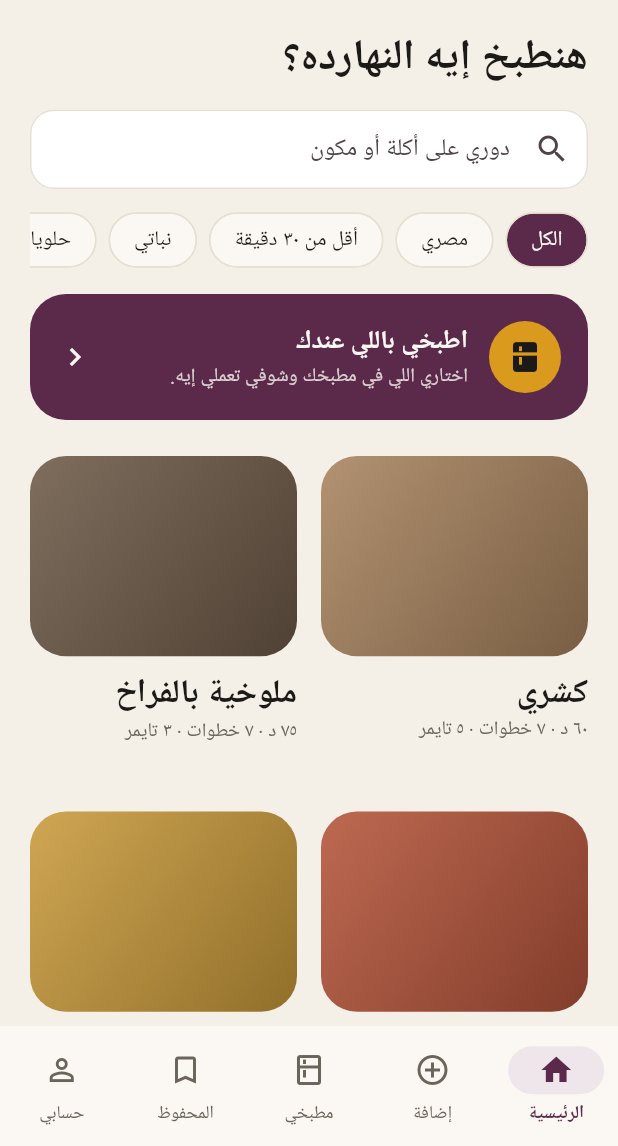
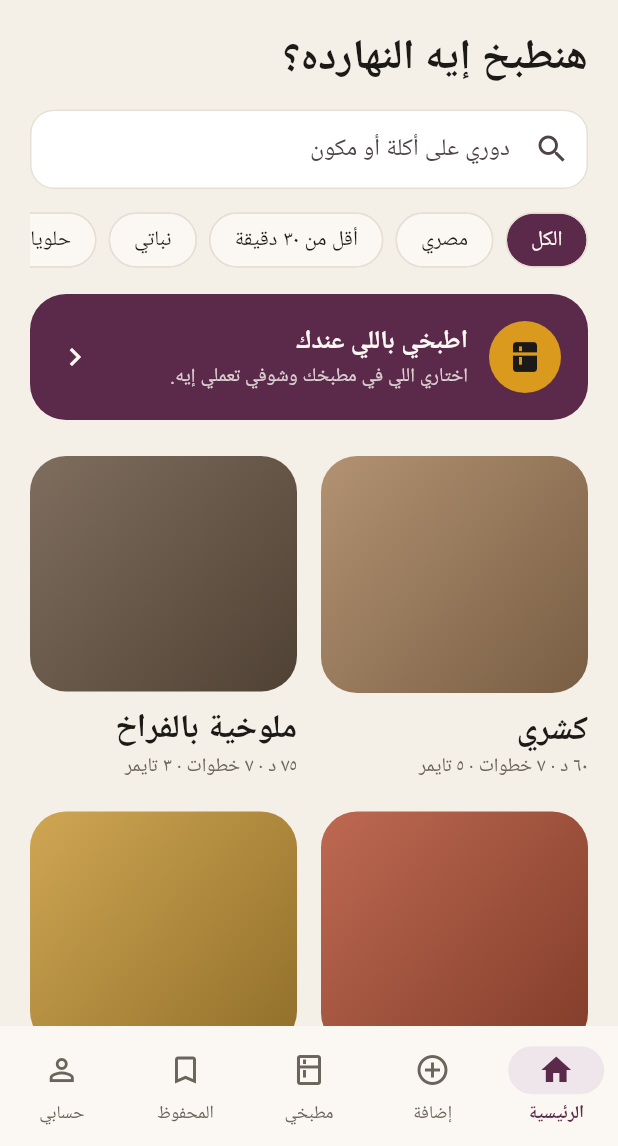
Before and after one commit to fprojects82-alt/3zouma, a Flutter app: the HomeShell screen opened directly, on a phone screen of 412 x 824 dp, the part 90-1236 px from its top. Run offline on Flutter 3.47's test engine with Material 3 defaults, Android fonts, the phone set to English and light mode, and no system bars; our stand-ins replace flutter_tts, google_fonts, shared_preferences, speech_to_text, wakelock_plus; accounts and stored records are empty.

Commit message:
Recipe cards fit their grid cell

```diff
--- a/lib/ui/widgets/common.dart
+++ b/lib/ui/widgets/common.dart
@@ -81,7 +81,8 @@ class RecipeCard extends StatelessWidget {
       child: Column(
         crossAxisAlignment: CrossAxisAlignment.start,
         children: [
-          AspectRatio(aspectRatio: 4 / 3, child: DishPhoto(recipe: recipe, showName: false)),
+          // The photo takes whatever height the grid cell leaves after the text.
+          Expanded(child: SizedBox(width: double.infinity, child: DishPhoto(recipe: recipe, showName: false))),
           const SizedBox(height: 10),
           Row(
             children: [
@@ -97,7 +98,7 @@ class RecipeCard extends StatelessWidget {
             ],
           ),
           const SizedBox(height: 2),
-          Text(meta, style: const TextStyle(color: OzColors.inkSoft, fontSize: 13)),
+          Text(meta, maxLines: 1, overflow: TextOverflow.ellipsis, style: const TextStyle(color: OzColors.inkSoft, fontSize: 13)),
         ],
       ),
     );
```
